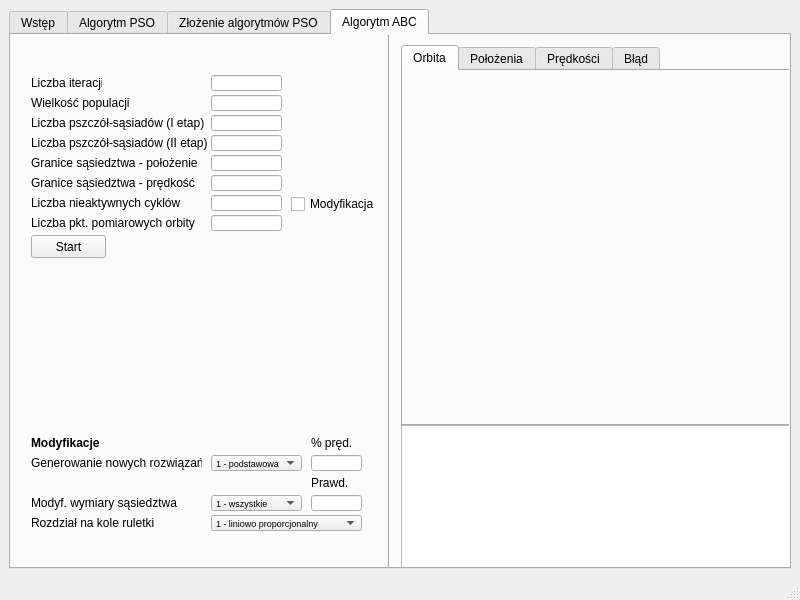
Old version of the form gui_files/TBP_visualisation.ui in the repository konradflis/TBP-GUiIO.
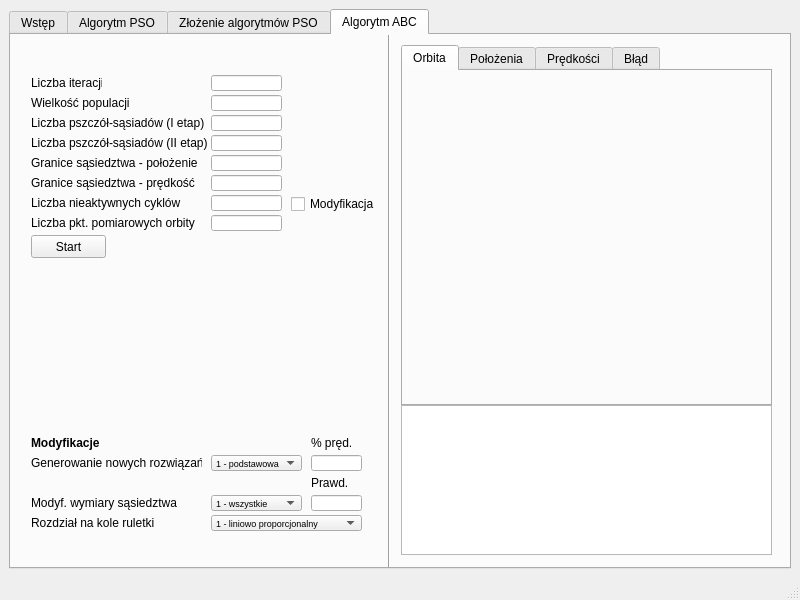
New version of the form. The open tabs and pages were chosen to show the change.

What changed in the file:
```diff
--- a/gui_files/TBP_visualisation.ui
+++ b/gui_files/TBP_visualisation.ui
@@ -1839,8 +1839,8 @@
          <rect>
           <x>390</x>
           <y>10</y>
-          <width>391</width>
-          <height>381</height>
+          <width>371</width>
+          <height>361</height>
          </rect>
         </property>
         <property name="currentIndex">
@@ -1855,8 +1855,8 @@
            <rect>
             <x>-1</x>
             <y>-1</y>
-            <width>391</width>
-            <height>361</height>
+            <width>371</width>
+            <height>341</height>
            </rect>
           </property>
           <layout class="QGridLayout" name="PSOgridOrbit3"/>
@@ -1943,11 +1943,16 @@
         <property name="geometry">
          <rect>
           <x>390</x>
-          <y>390</y>
-          <width>391</width>
-          <height>151</height>
+          <y>370</y>
+          <width>371</width>
+          <height>150</height>
          </rect>
         </property>
+        <property name="font">
+         <font>
+          <pointsize>8</pointsize>
+         </font>
+        </property>
        </widget>
        <widget class="Line" name="line_4">
         <property name="geometry">
```
Left out of the diff: 141 changed lines with no effect on the pictures.
